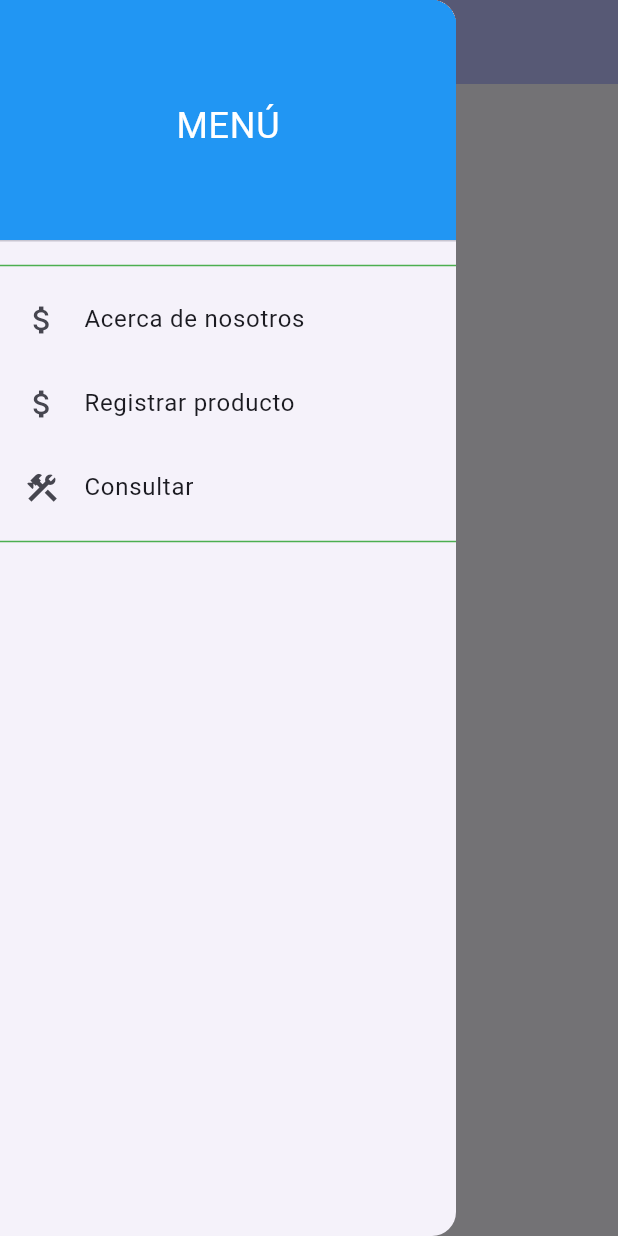
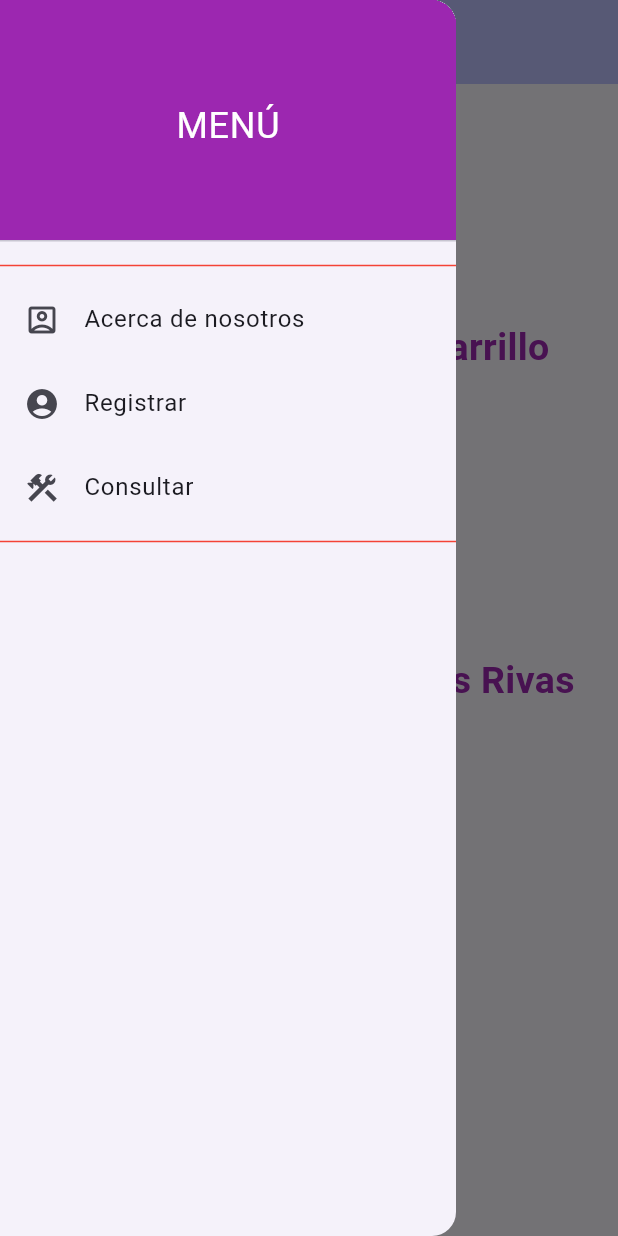
Before and after one commit to MAFRAlexan/eval2_sis21, a Flutter app: the screen it shows after launch, with the side drawer open, on a phone screen of 412 x 824 dp. Run offline on Flutter 3.47's test engine with Material 2 defaults, Android fonts, the light colour scheme and no system bars; our stand-ins replace cloud_firestore, firebase_core; accounts and stored records are empty.

Commit message:
ultimos cambios y agregar productos

```diff
--- a/lib/pages/AcercaDe.dart
+++ b/lib/pages/AcercaDe.dart
@@ -11,7 +11,7 @@ class AcercaDe extends StatelessWidget{
               padding: const EdgeInsets.all(8.0),
               child: Column(
                 children: [
-                  Image.asset('cañas.jpeg',
+                  Image.asset('images/cañas.jpeg',
                     height: 150,
                     width: 150,),
                   const Text('Carlos Daniel Cañas Carrillo',
@@ -29,7 +29,7 @@ class AcercaDe extends StatelessWidget{
               padding: const EdgeInsets.all(8.0),
               child: Column(
                 children: [
-                  Image.asset('manuel.jpeg',
+                  Image.asset('images/manuel.jpeg',
                     height: 150,
                     width: 150,),
                   const Text('Manuel Alexander Flores Rivas',
--- a/lib/pages/home.dart
+++ b/lib/pages/home.dart
@@ -1,5 +1,7 @@
 import 'package:flutter/material.dart';
-
+import 'AcercaDe.dart';
+import 'Consulta.dart';
+import 'Registrar.dart';
 
 class home extends StatefulWidget{
   @override
@@ -9,7 +11,13 @@ class home extends StatefulWidget{
 class homeState extends State<home>{
   int ItemDrawer = 0;
 
-
+  _getDrawerItem(int position){
+    switch(position){
+      case 0: return AcercaDe();
+      case 1: return Registro();
+      case 2: return Consulta();
+    }
+  }
 
   void _onSelectItemDrawer( int pos){
     Navigator.pop(context);
@@ -31,7 +39,7 @@ class homeState extends State<home>{
           children: <Widget>[
             const DrawerHeader(
               decoration: BoxDecoration(
-                color: Colors.blue,
+                color: Colors.purple,
               ),
               child: Center(
                 child: Text(
@@ -44,10 +52,10 @@ class homeState extends State<home>{
               ),
             ),
             Divider(
-                color: Colors.green
+                color: Colors.red
             ),
             ListTile(
-              leading: const Icon(Icons.attach_money),
+              leading: Icon(Icons.account_box_outlined),
               title: Text('Acerca de nosotros'),
               onTap: (){
                 _onSelectItemDrawer(0);
@@ -55,8 +63,8 @@ class homeState extends State<home>{
               },
             ),
             ListTile(
-                leading: const Icon(Icons.attach_money),
-                title: Text('Registrar producto'),
+                leading: Icon(Icons.account_circle),
+                title: Text('Registrar'),
                 onTap: (){
                   _onSelectItemDrawer(1);
 
@@ -71,13 +79,13 @@ class homeState extends State<home>{
                 }
             ),
             Divider(
-                color: Colors.green
+                color: Colors.red
             ),
           ],
         ),
       ),
 
-
+      body: _getDrawerItem(ItemDrawer),
     );
   }
 }
--- a/pubspec.yaml
+++ b/pubspec.yaml
@@ -63,7 +63,7 @@ flutter:
   # To add assets to your application, add an assets section, like this:
   assets:
      - images/
-     - images/a_dot_ham.jpeg
+     - images/
 
   # An image asset can refer to one or more resolution-specific "variants", see
   # https://flutter.dev/assets-and-images/#resolution-aware
```
